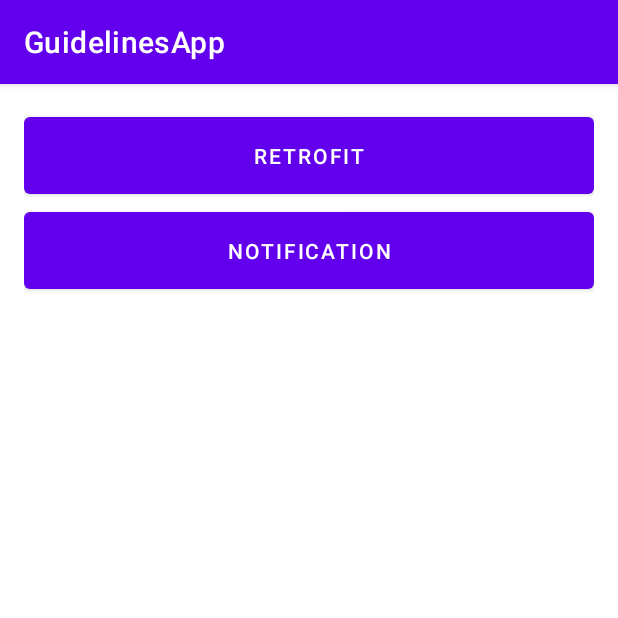
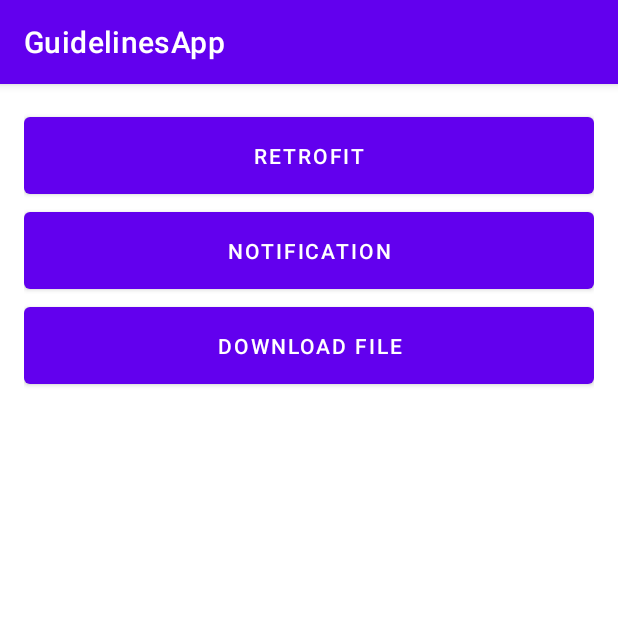
Before and after one commit to nguyentanlinh90/guidelines_app, an Android app: the screen it shows after launch (MainActivity), on a phone screen of 412 x 824 dp, the top half of it. Run offline under Robolectric (Android 15) with nearby library versions, the phone set to English and light mode, and no system bars.

Commit message:
handle download file

```diff
--- a/app/src/main/java/com/ntl/guidelinesapp/MainActivity.java
+++ b/app/src/main/java/com/ntl/guidelinesapp/MainActivity.java
@@ -13,21 +13,25 @@ import android.os.Bundle;
 import android.view.View;
 import android.widget.Button;
 
+import com.ntl.guidelinesapp.modules.download_file.DownloadFileActivity;
 import com.ntl.guidelinesapp.modules.notification.NotificationActivity;
 import com.ntl.guidelinesapp.modules.retrofit.RetrofitActivity;
 
 public class MainActivity extends AppCompatActivity implements View.OnClickListener {
-    private Button btNotification, btRetrofit;
+    private Button btRetrofit, btNotification, btDownloadFile;
 
     @Override
     protected void onCreate(Bundle savedInstanceState) {
         super.onCreate(savedInstanceState);
         setContentView(R.layout.activity_main);
+
+        btRetrofit = findViewById(R.id.bt_retrofit);
         btNotification = findViewById(R.id.bt_notification);
-        btRetrofit = findViewById(R.id.bt_retrofit);
+        btDownloadFile = findViewById(R.id.bt_download_file);
 
         btNotification.setOnClickListener(this);
         btRetrofit.setOnClickListener(this);
+        btDownloadFile.setOnClickListener(this);
     }
 
     @Override
@@ -39,6 +43,10 @@ public class MainActivity extends AppCompatActivity implements View.OnClickListe
             case R.id.bt_retrofit:
                 gotoScreen(RetrofitActivity.class);
                 break;
+                case R.id.bt_download_file:
+                gotoScreen(DownloadFileActivity.class);
+                break;
+
         }
     }
 
--- a/app/src/main/res/layout/activity_main.xml
+++ b/app/src/main/res/layout/activity_main.xml
@@ -24,6 +24,13 @@
             android:layout_height="wrap_content"
             android:paddingVertical="16dp"
             android:text="@string/screen_notification" />
+
+        <Button
+            android:id="@+id/bt_download_file"
+            android:layout_width="match_parent"
+            android:layout_height="wrap_content"
+            android:paddingVertical="16dp"
+            android:text="@string/screen_download_file" />
     </LinearLayout>
 
 </ScrollView>
--- a/app/src/main/res/values/strings.xml
+++ b/app/src/main/res/values/strings.xml
@@ -1,14 +1,14 @@
 <resources>
     <string name="app_name">GuidelinesApp</string>
 
-    <!--    notification-->
     <string name="screen_notification">Notification</string>
     <string name="channel_name">Channel 1</string>
     <string name="channel_des">This is Channel 1</string>
     <string name="channel_name_2">Channel 2</string>
     <string name="channel_des_2">This is Channel 2</string>
 
-    <!--    retrofit-->
     <string name="screen_retrofit">Retrofit</string>
 
+    <string name="screen_download_file">Download File</string>
+
 </resources>
```
Also changed, not shown: app/src/main/AndroidManifest.xml (+9 -2 lines), app/src/main/java/com/ntl/guidelinesapp/modules/download_file/DownloadFileActivity.java (added, +84 -0 lines), app/src/main/res/layout/activity_download_file.xml (added, +23 -0 lines).
